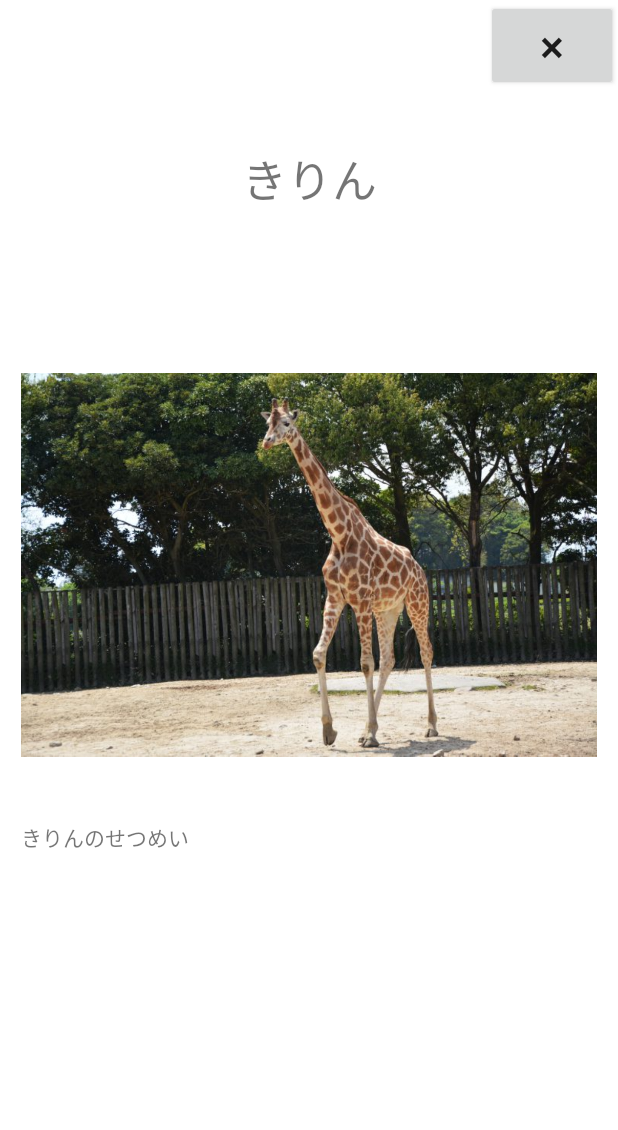
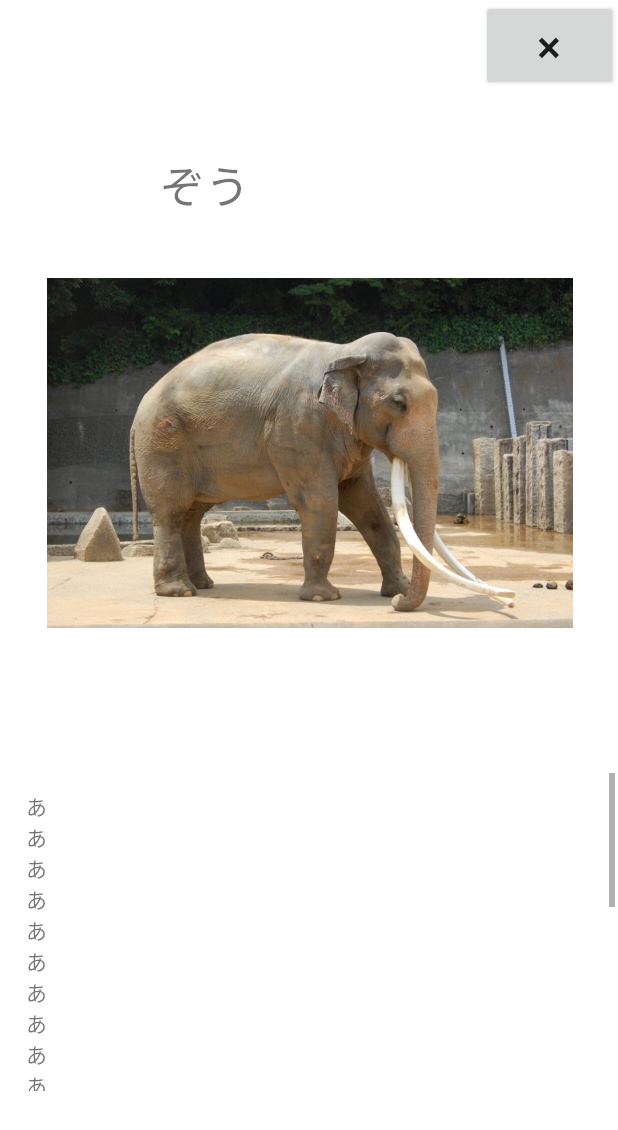
Before and after one commit to group4-ogawa/animal, an Android app: the DictionaryActivity screen opened directly, with no data from a screen before it, on a phone screen of 412 x 824 dp. Shown: the top 1130 px of the screen. Run offline under Robolectric (Android 15) with nearby library versions, the phone set to English and light mode, and no system bars.

Commit message:
少々の変更

```diff
--- a/AnimalWorld/app/src/main/java/com/example/animalworld/DictionaryActivity.kt
+++ b/AnimalWorld/app/src/main/java/com/example/animalworld/DictionaryActivity.kt
@@ -12,7 +12,7 @@ class DictionaryActivity : Activity() {
         super.onCreate(savedInstanceState)
         setContentView(R.layout.activity_dictionary)
 
-        var an = 3 //判別結果を代入
+        var an = 2 //判別結果を代入
         var aName = findViewById<TextView>(R.id.name_view)
         var aContent = findViewById<TextView>(R.id.content_view)
         var aImage = findViewById<ImageView>(R.id.image_view)
@@ -26,7 +26,7 @@ class DictionaryActivity : Activity() {
             2 ->{
                 aName.setText(R.string.elephant)
                 aImage.setImageResource(R.drawable.elephantimage)
-                aContent.setText(R.string.elephant)
+                aContent.setText(R.string.elephantcon)
             }//ゾウの解説を表示
             3 ->{
                 aName.setText(R.string.giraffe)
--- a/AnimalWorld/app/src/main/res/layout/activity_dictionary.xml
+++ b/AnimalWorld/app/src/main/res/layout/activity_dictionary.xml
@@ -6,22 +6,9 @@
     android:layout_width="match_parent"
     android:layout_height="match_parent">
 
-    <TextView
-        android:id="@+id/name_view"
-        android:layout_width="181dp"
-        android:layout_height="77dp"
-        android:gravity="center_horizontal|center_vertical"
-        android:text="@string/defoname"
-        android:textSize="30sp"
-        app:layout_constraintBottom_toBottomOf="parent"
-        app:layout_constraintLeft_toLeftOf="parent"
-        app:layout_constraintRight_toRightOf="parent"
-        app:layout_constraintTop_toTopOf="parent"
-        app:layout_constraintVertical_bias="0.108" />
-
     <Button
         android:id="@+id/button_to_main"
-        android:layout_width="wrap_content"
+        android:layout_width="91dp"
         android:layout_height="wrap_content"
         android:layout_marginStart="400dp"
         android:layout_marginLeft="400dp"
@@ -36,22 +23,50 @@
         app:layout_constraintTop_toTopOf="parent"
         app:layout_constraintVertical_bias="0.0" />
 
+    <TextView
+        android:id="@+id/name_view"
+        android:layout_width="242dp"
+        android:layout_height="83dp"
+        android:gravity="center_horizontal|center_vertical"
+        android:text="@string/defoname"
+        android:textSize="30sp"
+        app:layout_constraintBottom_toBottomOf="parent"
+        app:layout_constraintHorizontal_bias="0.093"
+        app:layout_constraintLeft_toLeftOf="parent"
+        app:layout_constraintRight_toRightOf="parent"
+        app:layout_constraintTop_toTopOf="parent"
+        app:layout_constraintVertical_bias="0.111" />
+
     <ImageView
         android:id="@+id/image_view"
         android:layout_width="384dp"
-        android:layout_height="271dp"
+        android:layout_height="233dp"
         android:layout_marginStart="15dp"
         android:layout_marginLeft="15dp"
-        android:layout_marginTop="30dp"
+        android:layout_marginTop="20dp"
         android:layout_marginEnd="15dp"
         android:layout_marginRight="15dp"
-        android:layout_marginBottom="260dp"
+        android:layout_marginBottom="200dp"
         android:contentDescription="@string/catimage"
         android:scaleType="fitCenter"
         app:layout_constraintBottom_toBottomOf="parent"
         app:layout_constraintEnd_toEndOf="parent"
+        app:layout_constraintHorizontal_bias="0.333"
         app:layout_constraintStart_toStartOf="parent"
-        app:layout_constraintTop_toBottomOf="@+id/name_view" />
+        app:layout_constraintTop_toBottomOf="@+id/name_view"
+        app:layout_constraintVertical_bias="0.0" />
+
+    <ScrollView
+        android:layout_width="408dp"
+        android:layout_height="212dp"
+        android:layout_marginStart="15dp"
+        android:layout_marginLeft="15dp"
+        android:layout_marginEnd="15dp"
+        android:layout_marginRight="15dp"
+        app:layout_constraintBottom_toBottomOf="parent"
+        app:layout_constraintEnd_toEndOf="parent"
+        app:layout_constraintStart_toStartOf="parent"
+        app:layout_constraintTop_toBottomOf="@+id/image_view">
 
         <TextView
             android:id="@+id/content_view"
@@ -67,5 +82,7 @@
             app:layout_constraintEnd_toEndOf="parent"
             app:layout_constraintStart_toStartOf="parent"
             app:layout_constraintTop_toBottomOf="@+id/image_view" />
+    </ScrollView>
+
 
 </androidx.constraintlayout.widget.ConstraintLayout>
--- a/AnimalWorld/app/src/main/res/values/strings.xml
+++ b/AnimalWorld/app/src/main/res/values/strings.xml
@@ -7,7 +7,7 @@
     <string name="catcon">ねこのせつめい</string>
     <string name="catimage">catimage</string>
     <string name="elephant">ぞう</string>
-    <string name="elephantcon">ぞうのせつめい</string>
+    <string name="elephantcon">あ\nあ\nあ\nあ\nあ\nあ\nあ\nあ\nあ\nあ\nあ\nあ\nあ\nあ\nあ\nあ\nあ\nあ\nあ\nあ\nあ\nあ\nあ\n</string>
     <string name="elephantimage">elephantimage</string>
     <string name="giraffe">きりん</string>
     <string name="giraffecon">きりんのせつめい</string>
```
Lines whose indentation alone changed are shown as unchanged.
